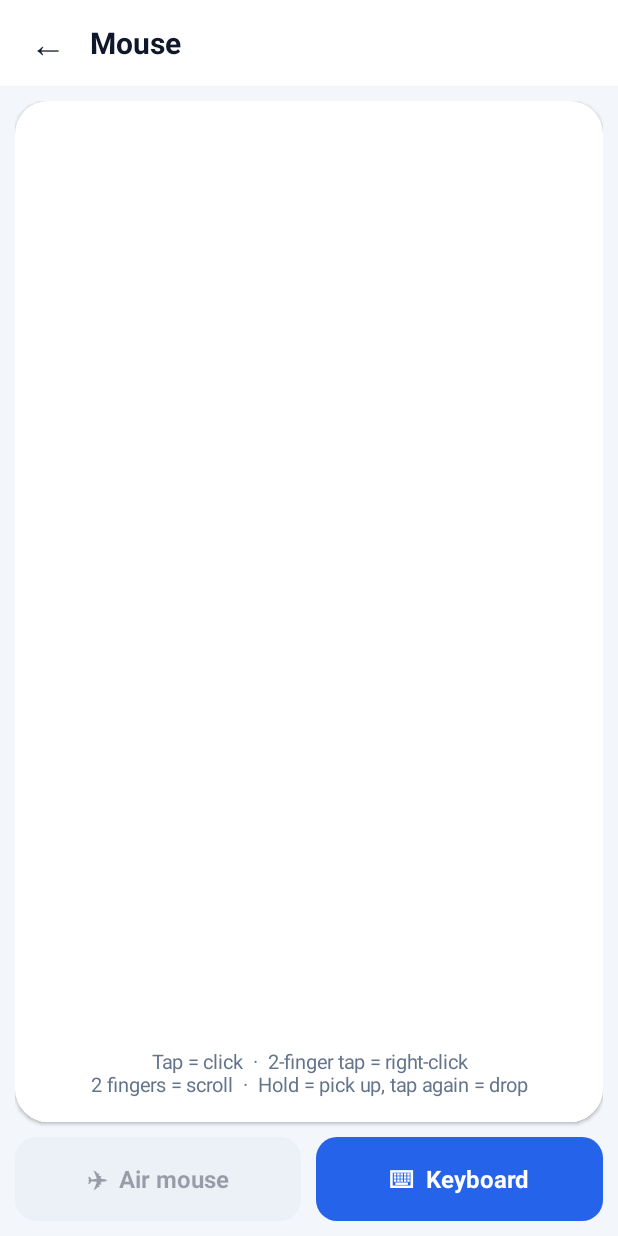
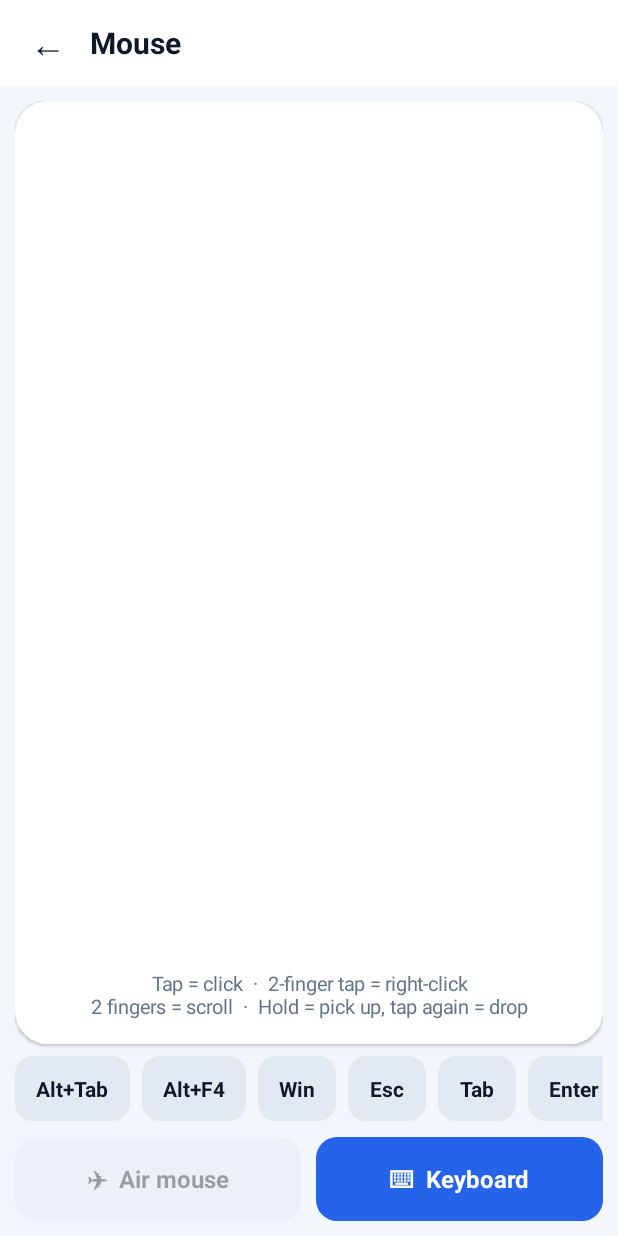
Before and after one commit to edward25m/pc-remote, an Android app: the TouchpadActivity screen opened directly, with no data from a screen before it, on a phone screen of 412 x 824 dp. Run offline under Robolectric (Android 15) with nearby library versions, the phone set to English and light mode, and no system bars; 1 statement that could not run was skipped.

Commit message:
Quick keys row: always-visible, editable (Alt+Tab switcher, Alt+F4, Win, copy/paste, your own shortcuts)
Co-Authored-By: Claude Opus 5.5 <noreply@anthropic.com>
Claude-Session: https://claude.ai/code/session_012JgUvZBHSawTkA7o2Ab29J

```diff
--- a/android/app/src/main/AndroidManifest.xml
+++ b/android/app/src/main/AndroidManifest.xml
@@ -58,6 +58,7 @@
         <activity android:name=".CustomActivity" />
         <activity android:name=".SettingsActivity" />
         <activity android:name=".NotifBarActivity" />
+        <activity android:name=".QuickKeysActivity" />
         <activity android:name=".PlayerActivity"
             android:configChanges="orientation|screenSize|screenLayout"
             android:theme="@style/AppTheme.Fullscreen" />
--- /dev/null
+++ b/android/app/src/main/java/com/edward/pcremote/QuickKeys.java
@@ -0,0 +1,205 @@
+package com.edward.pcremote;
+
+import android.app.Activity;
+import android.content.Context;
+import android.content.Intent;
+import android.graphics.Typeface;
+import android.os.Handler;
+import android.os.Looper;
+import android.view.Gravity;
+import android.widget.HorizontalScrollView;
+import android.widget.LinearLayout;
+import android.widget.TextView;
+
+import org.json.JSONArray;
+import org.json.JSONObject;
+
+import java.util.ArrayList;
+import java.util.Arrays;
+import java.util.Collections;
+import java.util.List;
+
+/**
+ * The always-visible row of handy keys (Alt+Tab, Alt+F4, Win, Esc…). You choose which ones appear
+ * in Settings → Quick keys row (or the ✎ at the end of the row).
+ *
+ * Alt+Tab and Ctrl+Tab are "switchers": the first tap holds Alt and shows the window switcher, each extra
+ * tap moves to the next window (long-press goes back), and Alt is let go automatically a moment after
+ * your last tap, or straight away when you touch the touchpad.
+ */
+public final class QuickKeys {
+    public static final class Item {
+        public final String id, label, group, combo;
+        public final int switchMod; // 0 = normal shortcut; otherwise the key held while switching
+        Item(String id, String label, String group, String combo, int switchMod) {
+            this.id = id; this.label = label; this.group = group; this.combo = combo; this.switchMod = switchMod;
+        }
+    }
+
+    public static final List<String> DEFAULT = Arrays.asList("alttab", "altf4", "win", "esc", "tab", "enter", "copy", "paste", "undo");
+
+    private QuickKeys() {}
+
+    public static List<Item> builtIn() {
+        List<Item> l = new ArrayList<>();
+        String g = "Switch windows";
+        l.add(new Item("alttab", "Alt+Tab", g, "", Keys.ALT));
+        l.add(new Item("ctrltab", "Ctrl+Tab", g, "", Keys.CTRL));
+        l.add(new Item("wintab", "Task view", g, "win+tab", 0));
+        l.add(new Item("altf4", "Alt+F4", g, "alt+f4", 0));
+        l.add(new Item("windesk", "Desktop", g, "win+d", 0));
+        g = "Single keys";
+        l.add(new Item("win", "Win", g, "win", 0));
+        l.add(new Item("alt", "Alt", g, "alt", 0));
+        l.add(new Item("ctrl", "Ctrl", g, "ctrl", 0));
+        l.add(new Item("shift", "Shift", g, "shift", 0));
+        l.add(new Item("esc", "Esc", g, "esc", 0));
+        l.add(new Item("tab", "Tab", g, "tab", 0));
+        l.add(new Item("enter", "Enter", g, "enter", 0));
+        l.add(new Item("space", "Space", g, "space", 0));
+        l.add(new Item("bksp", "Bksp", g, "backspace", 0));
+        l.add(new Item("del", "Del", g, "del", 0));
+        l.add(new Item("left", "←", g, "left", 0));
+        l.add(new Item("up", "↑", g, "up", 0));
+        l.add(new Item("down", "↓", g, "down", 0));
+        l.add(new Item("right", "→", g, "right", 0));
+        l.add(new Item("f5", "F5", g, "f5", 0));
+        l.add(new Item("f11", "F11", g, "f11", 0));
+        l.add(new Item("prtsc", "PrtSc", g, "prtsc", 0));
+        g = "Editing";
+        l.add(new Item("copy", "Copy", g, "ctrl+c", 0));
+        l.add(new Item("paste", "Paste", g, "ctrl+v", 0));
+        l.add(new Item("cut", "Cut", g, "ctrl+x", 0));
+        l.add(new Item("undo", "Undo", g, "ctrl+z", 0));
+        l.add(new Item("redo", "Redo", g, "ctrl+y", 0));
+        l.add(new Item("selall", "Select all", g, "ctrl+a", 0));
+        l.add(new Item("save", "Save", g, "ctrl+s", 0));
+        l.add(new Item("find", "Find", g, "ctrl+f", 0));
+        g = "Browser";
+        l.add(new Item("newtab", "New tab", g, "ctrl+t", 0));
+        l.add(new Item("closetab", "Close tab", g, "ctrl+w", 0));
+        l.add(new Item("reopentab", "Reopen tab", g, "ctrl+shift+t", 0));
+        l.add(new Item("back", "Back", g, "alt+left", 0));
+        g = "Windows";
+        l.add(new Item("taskmgr", "Task Manager", g, "ctrl+shift+esc", 0));
+        l.add(new Item("explorer", "File Explorer", g, "win+e", 0));
+        l.add(new Item("snip", "Screenshot", g, "win+shift+s", 0));
+        l.add(new Item("cliphist", "Clipboard history", g, "win+v", 0));
+        l.add(new Item("emoji", "Emoji", g, "win+.", 0));
+        l.add(new Item("settings", "Settings", g, "win+i", 0));
+        l.add(new Item("altenter", "Alt+Enter (full screen)", g, "alt+enter", 0));
+        g = "Media";
+        l.add(new Item("play", "Play/Pause", g, "play", 0));
+        l.add(new Item("volup", "Vol +", g, "volup", 0));
+        l.add(new Item("voldown", "Vol −", g, "voldown", 0));
+        l.add(new Item("mute", "Mute", g, "mute", 0));
+        return l;
+    }
+
+    /** Built-ins + shortcuts you made + your "My buttons". */
+    public static List<Item> all(Context c) {
+        List<Item> l = builtIn();
+        JSONArray own = own(c);
+        for (int i = 0; i < own.length(); i++) {
+            JSONObject o = own.optJSONObject(i);
+            if (o != null) l.add(new Item("own:" + o.optString("uid"), o.optString("label"), "Your shortcuts", o.optString("combo"), 0));
+        }
+        JSONArray btns = Prefs.customButtons(c);
+        for (int i = 0; i < btns.length(); i++) {
+            JSONObject o = btns.optJSONObject(i);
+            if (o != null) l.add(new Item("custom:" + o.optString("uid"), o.optString("label"), "My buttons & apps", "", 0));
+        }
+        return l;
+    }
+
+    public static Item find(Context c, String id) {
+        for (Item i : all(c)) if (i.id.equals(id)) return i;
+        return null;
+    }
+
+    public static List<String> selected(Context c) {
+        String s = Prefs.sp(c).getString("quick_keys", null);
+        if (s == null) return new ArrayList<>(DEFAULT);
+        List<String> l = new ArrayList<>();
+        if (!s.isEmpty()) Collections.addAll(l, s.split(","));
+        return l;
+    }
+
+    public static void setSelected(Context c, List<String> ids) {
+        Prefs.sp(c).edit().putString("quick_keys", String.join(",", ids)).apply();
+    }
+
+    public static JSONArray own(Context c) {
+        try { return new JSONArray(Prefs.sp(c).getString("quick_own", "[]")); } catch (Exception e) { return new JSONArray(); }
+    }
+
+    public static void setOwn(Context c, JSONArray a) {
+        Prefs.sp(c).edit().putString("quick_own", a.toString()).apply();
+    }
+
+    // ------------------------------------------------------------ the row
+
+    private static final Handler h = new Handler(Looper.getMainLooper());
+    private static int heldMod = 0;
+    private static final Runnable release = QuickKeys::releaseNow;
+
+    /** Lets go of a held Alt/Ctrl from a switcher (picks the highlighted window). */
+    public static void releaseNow() {
+        h.removeCallbacks(release);
+        if (heldMod != 0) { Conn.get().keyUp(heldMod); heldMod = 0; }
+    }
+
+    private static void switchTap(int mod, boolean backwards) {
+        Conn conn = Conn.get();
+        if (heldMod != mod) { releaseNow(); conn.keyDown(mod); heldMod = mod; }
+        if (backwards) conn.keys(Keys.SHIFT, Keys.TAB); else conn.keys(Keys.TAB);
+        h.removeCallbacks(release);
+        h.postDelayed(release, 1100); // stop switching a moment after your last tap
+    }
+
+    public static void run(Context c, Item it) {
+        if (it.switchMod != 0) { switchTap(it.switchMod, false); return; }
+        releaseNow();
+        if (it.id.startsWith("custom:")) { Keys.runCustom(c, it.id.substring(7)); return; }
+        List<Integer> vks = Keys.parse(it.combo);
+        if (vks != null) Conn.get().keys(Keys.toArray(vks));
+    }
+
+    /** Builds the scrollable row of chips. */
+    public static HorizontalScrollView row(Activity a) {
+        HorizontalScrollView hs = new HorizontalScrollView(a);
+        hs.setHorizontalScrollBarEnabled(false);
+        LinearLayout r = Ui.hbox(a);
+        r.setPadding(0, Ui.dp(a, 8), 0, 0);
+        hs.addView(r);
+        fill(a, r);
+        return hs;
+    }
+
+    public static void fill(Activity a, LinearLayout r) {
+        r.removeAllViews();
+        for (String id : selected(a)) {
+            Item it = find(a, id);
+            if (it == null) continue;
+            TextView t = chip(a, r, it.label);
+            t.setOnClickListener(v -> { Ui.haptic(v); run(a, it); });
+            if (it.switchMod != 0) t.setOnLongClickListener(v -> { Ui.haptic(v); switchTap(it.switchMod, true); return true; });
+        }
+        TextView edit = chip(a, r, "✎ Edit");
+        edit.setTextColor(Ui.ACCENT_LIGHT);
+        edit.setOnClickListener(v -> a.startActivity(new Intent(a, QuickKeysActivity.class)));
+    }
+
+    private static TextView chip(Activity a, LinearLayout r, String label) {
+        TextView t = Ui.text(a, label, 14, Ui.TEXT);
+        t.setTypeface(Typeface.DEFAULT_BOLD);
+        t.setGravity(Gravity.CENTER);
+        t.setMinWidth(Ui.dp(a, 52));
+        t.setPadding(Ui.dp(a, 14), Ui.dp(a, 12), Ui.dp(a, 14), Ui.dp(a, 12));
+        Ui.setBg(t, Ui.CARD2, 12);
+        LinearLayout.LayoutParams lp = Ui.lp(-2, -2);
+        lp.setMarginEnd(Ui.dp(a, 8));
+        r.addView(t, lp);
+        return t;
+    }
+}
--- a/android/app/src/main/java/com/edward/pcremote/SettingsActivity.java
+++ b/android/app/src/main/java/com/edward/pcremote/SettingsActivity.java
@@ -37,6 +37,10 @@ public class SettingsActivity extends BaseActivity {
         box.addView(Ui.section(this, "Start-up"));
         box.addView(toggle("Open Mouse & keyboard straight away", "When you open the app, go to the touchpad as soon as it's connected",
                 Prefs.sp(this).getBoolean("auto_mouse", true), on -> Prefs.put(this, "auto_mouse", on)), lp());
+
+        box.addView(Ui.section(this, "Quick keys row"));
+        box.addView(link("Choose quick keys", "The always-visible row on the Mouse and Screen pages: Alt+Tab, Alt+F4, Win, copy/paste… or make your own",
+                () -> startActivity(new Intent(this, QuickKeysActivity.class))), lp());
 
         box.addView(Ui.section(this, "Notification bar"));
         box.addView(link("Choose buttons", "Media keys, Alt+F4, your own buttons…", () -> startActivity(new Intent(this, NotifBarActivity.class))), lp());
--- a/android/app/src/main/java/com/edward/pcremote/TouchpadActivity.java
+++ b/android/app/src/main/java/com/edward/pcremote/TouchpadActivity.java
@@ -24,6 +24,7 @@ public class TouchpadActivity extends BaseActivity implements SensorEventListene
     private static final String HINT = "Tap = click  ·  2-finger tap = right-click\n2 fingers = scroll  ·  Hold = pick up, tap again = drop";
 
     private KeyboardBar kb;
+    private android.widget.HorizontalScrollView quick;
     private TextView airBtn, hint;
     private FrameLayout pad;
     private boolean air;
@@ -67,6 +68,10 @@ public class TouchpadActivity extends BaseActivity implements SensorEventListene
         c.addView(pad, new LinearLayout.LayoutParams(-1, 0, 1));
         pad.setOnTouchListener((v, e) -> { onPad(e); return true; });
 
+        // always-visible quick keys (Alt+Tab, Alt+F4, Win…)
+        quick = QuickKeys.row(this);
+        c.addView(quick, Ui.lp(-1, -2));
+
         // bottom buttons
         LinearLayout bottom = Ui.hbox(this);
         bottom.setPadding(0, Ui.dp(this, 10), 0, 0);
@@ -97,6 +102,7 @@ public class TouchpadActivity extends BaseActivity implements SensorEventListene
     private void onPad(MotionEvent e) {
         switch (e.getActionMasked()) {
             case MotionEvent.ACTION_DOWN:
+                QuickKeys.releaseNow(); // touching the pad picks the window when Alt+Tab-ing
                 lastX = e.getX(); lastY = e.getY();
                 downTime = System.currentTimeMillis();
                 maxFingers = 1; travel = 0; heldThisTouch = false;
@@ -200,7 +206,13 @@ public class TouchpadActivity extends BaseActivity implements SensorEventListene
 
     @Override public void onAccuracyChanged(Sensor s, int a) {}
 
+    @Override protected void onResume() {
+        super.onResume();
+        QuickKeys.fill(this, (LinearLayout) quick.getChildAt(0)); // pick up changes from the editor
+    }
+
     @Override protected void onPause() {
+        QuickKeys.releaseNow();
         if (air) setAir(false);
         if (holding) { conn.click("l", "up"); holding = false; showHolding(false); }
         super.onPause();
```
Also changed, not shown: android/app/src/main/java/com/edward/pcremote/QuickKeysActivity.java (added, +133 -0 lines), android/app/src/main/java/com/edward/pcremote/ScreenActivity.java (+8 -0 lines).
